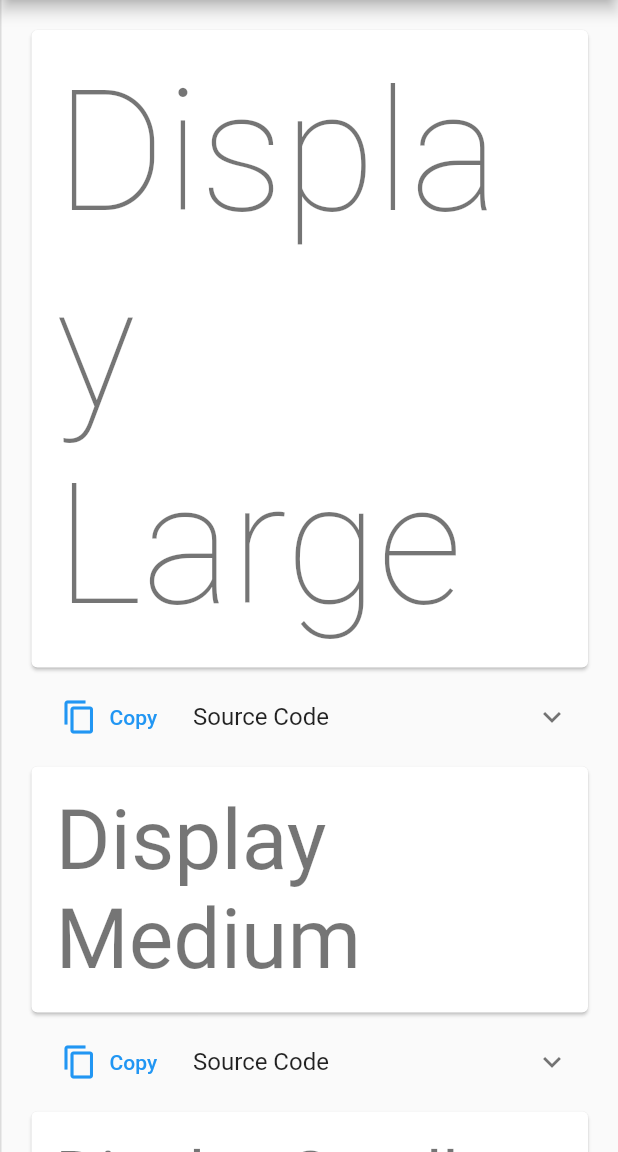
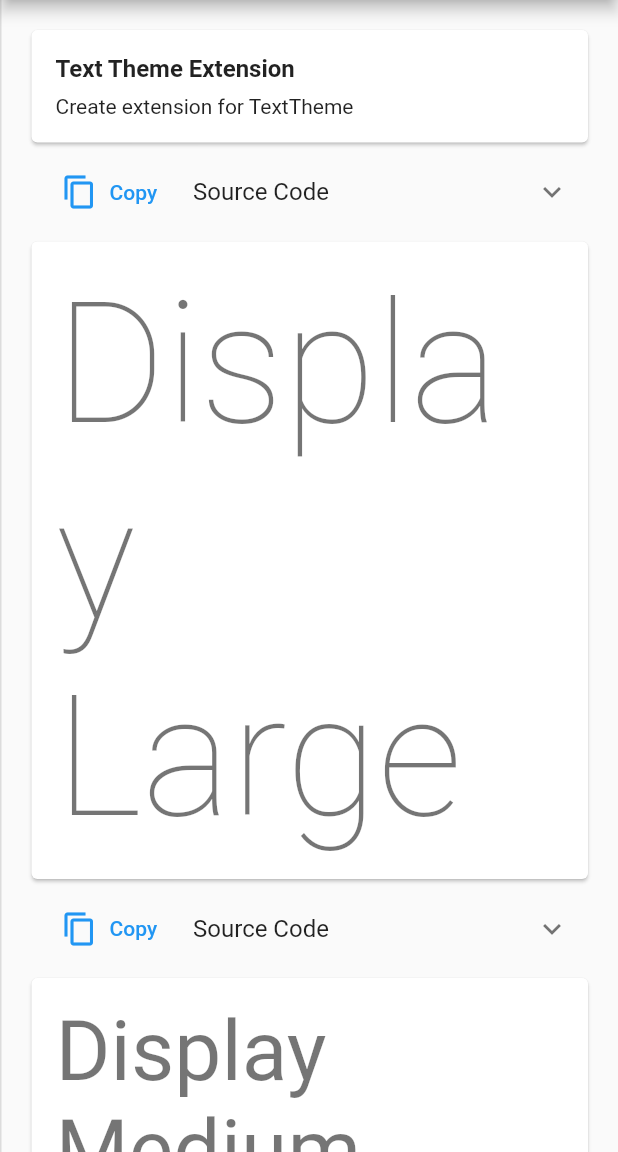
Before and after one commit to gitsindonesia/flutter-ui-component, a Flutter app: the TextPage screen opened by its route, on a phone screen of 412 x 824 dp, the part 84-1236 px from its top. Run offline on Flutter 3.47's test engine with Material 2 defaults, Android fonts, the phone set to English and light mode, and no system bars; our stand-ins replace flutter_bloc, flutter_svg, go_router, shimmer; missing offline and left inert: device_frame, flutter_syntax_view.

Commit message:
refactor(text): separate code snippet

```diff
--- /dev/null
+++ b/lib/pages/component/text/code_snippet.dart
@@ -0,0 +1,103 @@
+const String codeSnippetTextThemeExtension =
+    '''import 'package:flutter/material.dart'
+    show BuildContext, Theme, TextTheme, TextStyle;
+
+extension TextThemeExtension on BuildContext {
+  TextTheme get textTheme => Theme.of(this).textTheme;
+
+  TextStyle? get displayLarge => textTheme.displayLarge;
+  TextStyle? get displayMedium => textTheme.displayMedium;
+  TextStyle? get displaySmall => textTheme.displaySmall;
+
+  TextStyle? get headlineLarge => textTheme.headlineLarge;
+  TextStyle? get headlineMedium => textTheme.headlineMedium;
+  TextStyle? get headlineSmall => textTheme.headlineSmall;
+
+  TextStyle? get titleLarge => textTheme.titleLarge;
+  TextStyle? get titleMedium => textTheme.titleMedium;
+  TextStyle? get titleSmall => textTheme.titleSmall;
+
+  TextStyle? get labelLarge => textTheme.labelLarge;
+  TextStyle? get labelMedium => textTheme.labelMedium;
+  TextStyle? get labelSmall => textTheme.labelSmall;
+
+  TextStyle? get bodyLarge => textTheme.bodyLarge;
+  TextStyle? get bodyMedium => textTheme.bodyMedium;
+  TextStyle? get bodySmall => textTheme.bodySmall;
+}
+''';
+
+const String codeSnippetTextDisplayLarge = '''Text(
+  'Display Large',
+  style: context.displayLarge,
+)''';
+
+const String codeSnippetTextDisplayMedium = '''Text(
+  'Display Medium',
+  style: context.displayMedium,
+)''';
+
+const String codeSnippetTextDisplaySmall = '''Text(
+  'Display Small',
+  style: context.displaySmall,
+)''';
+
+const String codeSnippetTextHeadlineLarge = '''Text(
+  'Headline Large',
+  style: context.headlineLarge,
+)''';
+
+const String codeSnippetTextHeadlineMedium = '''Text(
+  'Headline Medium',
+  style: context.headlineMedium,
+)''';
+
+const String codeSnippetTextHeadlineSmall = '''Text(
+  'Headline Small',
+  style: context.headlineSmall,
+)''';
+
+const String codeSnippetTextTitleLarge = '''Text(
+  'Title Large',
+  style: context.titleLarge,
+)''';
+
+const String codeSnippetTextTitleMedium = '''Text(
+  'Title Medium',
+  style: context.titleMedium,
+)''';
+
+const String codeSnippetTextTitleSmall = '''Text(
+  'Title Small',
+  style: context.titleSmall,
+)''';
+
+const String codeSnippetTextLabelLarge = '''Text(
+  'Label Large',
+  style: context.labelLarge,
+)''';
+
+const String codeSnippetTextLabelMedium = '''Text(
+  'Label Medium',
+  style: context.labelMedium,
+)''';
+
+const String codeSnippetTextLabelSmall = '''Text(
+  'Label Small',
+  style: context.labelSmall,
+)''';
+
+const String codeSnippetTextBodyLarge = '''Text(
+  'Body Large',
+  style: context.bodyLarge,
+)''';
+
+const String codeSnippetTextBodyMedium = '''Text(
+  'Body Medium',
+  style: context.bodyMedium,
+)''';
+
+const String codeSnippetTextBodySmall = '''Text(
+  'Body Small',
+  style: context.bodySmall,
+)''';
--- a/lib/pages/component/text/text.dart
+++ b/lib/pages/component/text/text.dart
@@ -1,7 +1,9 @@
 import 'package:flutter/material.dart';
 import 'package:gits_flutter_ui_component/extensions/text_theme_extension.dart';
+import 'package:gits_flutter_ui_component/pages/component/text/code_snippet.dart';
 import 'package:gits_flutter_ui_component/widgets/card_highlight.dart';
 import 'package:gits_flutter_ui_component/widgets/scaffold_page.dart';
+import 'package:gits_flutter_ui_component/widgets/short_description.dart';
 
 class TextPage extends StatelessWidget {
   const TextPage({super.key});
@@ -10,151 +12,113 @@ class TextPage extends StatelessWidget {
   Widget build(BuildContext context) {
     return ScaffoldPage(
       children: [
+        const CardHighlight(
+          codeSnippet: codeSnippetTextThemeExtension,
+          child: ShortDescription(
+            title: 'Text Theme Extension',
+            description: 'Create extension for TextTheme',
+          ),
+        ),
         CardHighlight(
-          codeSnippet: '''Text(
-  'Display Large',
-  style: context.displayLarge,
-)''',
+          codeSnippet: codeSnippetTextDisplayLarge,
           child: Text(
             'Display Large',
             style: context.displayLarge,
           ),
         ),
         CardHighlight(
-          codeSnippet: '''Text(
-  'Display Medium',
-  style: context.displayMedium,
-)''',
+          codeSnippet: codeSnippetTextDisplayMedium,
           child: Text(
             'Display Medium',
             style: context.displayMedium,
           ),
         ),
         CardHighlight(
-          codeSnippet: '''Text(
-  'Display Small',
-  style: context.displaySmall,
-)''',
+          codeSnippet: codeSnippetTextDisplaySmall,
           child: Text(
             'Display Small',
             style: context.displaySmall,
           ),
         ),
         CardHighlight(
-          codeSnippet: '''Text(
-  'Headline Large',
-  style: context.headlineLarge,
-)''',
+          codeSnippet: codeSnippetTextHeadlineLarge,
           child: Text(
             'Headline Large',
             style: context.headlineLarge,
           ),
         ),
         CardHighlight(
-          codeSnippet: '''Text(
-  'Headline Medium',
-  style: context.headlineMedium,
-)''',
+          codeSnippet: codeSnippetTextHeadlineMedium,
           child: Text(
             'Headline Medium',
             style: context.headlineMedium,
           ),
         ),
         CardHighlight(
-          codeSnippet: '''Text(
-  'Headline Small',
-  style: context.headlineSmall,
-)''',
+          codeSnippet: codeSnippetTextHeadlineSmall,
           child: Text(
             'Headline Small',
             style: context.headlineSmall,
           ),
         ),
         CardHighlight(
-          codeSnippet: '''Text(
-  'Title Large',
-  style: context.titleLarge,
-)''',
+          codeSnippet: codeSnippetTextTitleLarge,
           child: Text(
             'Title Large',
             style: context.titleLarge,
           ),
         ),
         CardHighlight(
-          codeSnippet: '''Text(
-  'Title Medium',
-  style: context.titleMedium,
-)''',
+          codeSnippet: codeSnippetTextTitleMedium,
           child: Text(
             'Title Medium',
             style: context.titleMedium,
           ),
         ),
         CardHighlight(
-          codeSnippet: '''Text(
-  'Title Small',
-  style: context.titleSmall,
-)''',
+          codeSnippet: codeSnippetTextTitleSmall,
           child: Text(
             'Title Small',
             style: context.titleSmall,
           ),
         ),
         CardHighlight(
-          codeSnippet: '''Text(
-  'Label Large',
-  style: context.labelLarge,
-)''',
+          codeSnippet: codeSnippetTextLabelLarge,
           child: Text(
             'Label Large',
             style: context.labelLarge,
           ),
         ),
         CardHighlight(
-          codeSnippet: '''Text(
-  'Label Medium',
-  style: context.labelMedium,
-)''',
+          codeSnippet: codeSnippetTextLabelMedium,
           child: Text(
             'Label Medium',
             style: context.labelMedium,
           ),
         ),
         CardHighlight(
-          codeSnippet: '''Text(
-  'Label Small',
-  style: context.labelSmall,
-)''',
+          codeSnippet: codeSnippetTextLabelSmall,
           child: Text(
             'Label Small',
             style: context.labelSmall,
           ),
         ),
         CardHighlight(
-          codeSnippet: '''Text(
-  'Body Large',
-  style: context.bodyLarge,
-)''',
+          codeSnippet: codeSnippetTextBodyLarge,
           child: Text(
             'Body Large',
             style: context.bodyLarge,
           ),
         ),
         CardHighlight(
-          codeSnippet: '''Text(
-  'Body Medium',
-  style: context.bodyMedium,
-)''',
+          codeSnippet: codeSnippetTextBodyMedium,
           child: Text(
             'Body Medium',
             style: context.bodyMedium,
           ),
         ),
         CardHighlight(
-          codeSnippet: '''Text(
-  'Body Small',
-  style: context.bodySmall,
-)''',
+          codeSnippet: codeSnippetTextBodySmall,
           child: Text(
             'Body Small',
             style: context.bodySmall,
```
